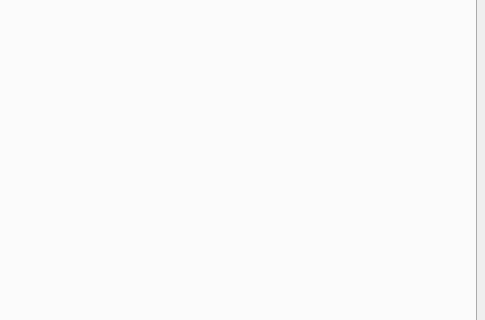
Above: c7i96/src/c7i96.ui from jethornton/7i96 before the change; both pictures show x 415 to 900 and y 257 to 577 of the 900 by 800 pixel window. Below: the same form after it.
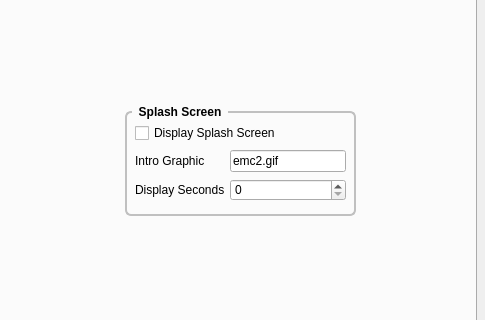
That is the form after the change. The open tabs and pages were chosen to show the change.

Commit message: fix joint direction

```diff
--- a/c7i96/src/c7i96.ui
+++ b/c7i96/src/c7i96.ui
@@ -5722,6 +5722,52 @@
          <string>If you change the Thread Period reload PID values</string>
         </property>
        </widget>
+       <widget class="QGroupBox" name="groupBox_14">
+        <property name="geometry">
+         <rect>
+          <x>530</x>
+          <y>280</y>
+          <width>231</width>
+          <height>111</height>
+         </rect>
+        </property>
+        <property name="title">
+         <string>Splash Screen</string>
+        </property>
+        <layout class="QGridLayout" name="gridLayout_56">
+         <item row="0" column="0" colspan="2">
+          <widget class="QCheckBox" name="splashScreenCB">
+           <property name="text">
+            <string>Display Splash Screen</string>
+           </property>
+          </widget>
+         </item>
+         <item row="2" column="1">
+          <widget class="QSpinBox" name="splashScreenSB"/>
+         </item>
+         <item row="2" column="0">
+          <widget class="QLabel" name="label_360">
+           <property name="text">
+            <string>Display Seconds</string>
+           </property>
+          </widget>
+         </item>
+         <item row="1" column="0">
+          <widget class="QLabel" name="label_361">
+           <property name="text">
+            <string>Intro Graphic</string>
+           </property>
+          </widget>
+         </item>
+         <item row="1" column="1">
+          <widget class="QLineEdit" name="introGraphicLE">
+           <property name="text">
+            <string>emc2.gif</string>
+           </property>
+          </widget>
+         </item>
+        </layout>
+       </widget>
       </widget>
       <widget class="QWidget" name="plc">
        <attribute name="title">
```
The commit also changes 2 other files.
